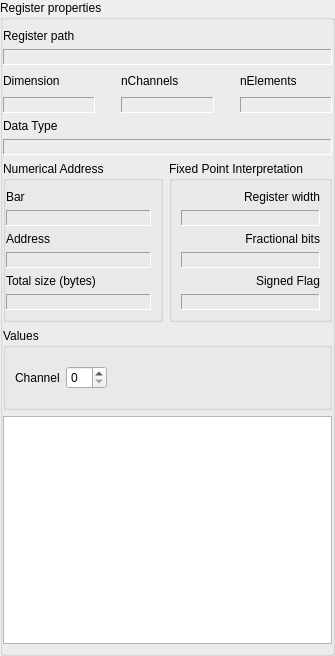
Before: the Qt Designer form src/PropertiesWidgetForm.ui in ChimeraTK/QtHardMon, drawn with Qt 5.
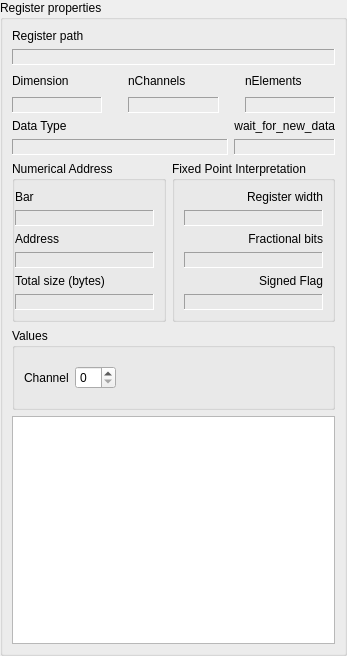
After: the same form once the commit is applied.

Commit message:
Finished wait_for_new_data features
- Show whether accessor has wait_for_new_data
- Adapt labels "Last update time" vs. "Last poll time" depending on wait_for_new _data flag
- Use wait_for_new_data instead of raw if both are available
- Only calculate average update rate for wait_for_new_data

The edit to the form file:
```diff
--- a/src/PropertiesWidgetForm.ui
+++ b/src/PropertiesWidgetForm.ui
@@ -6,7 +6,7 @@
    <rect>
     <x>0</x>
     <y>0</y>
-    <width>335</width>
+    <width>347</width>
     <height>656</height>
    </rect>
   </property>
@@ -43,13 +43,10 @@
      <property name="title">
       <string>Register properties</string>
      </property>
+     <property name="checkable">
+      <bool>false</bool>
+     </property>
      <layout class="QVBoxLayout" name="verticalLayout_4">
-      <property name="leftMargin">
-       <number>0</number>
-      </property>
-      <property name="rightMargin">
-       <number>0</number>
-      </property>
       <item>
        <widget class="QLabel" name="registerPathLabel">
         <property name="text">
@@ -197,13 +194,21 @@
        </layout>
       </item>
       <item>
+       <layout class="QGridLayout" name="gridLayout_2">
+        <item row="0" column="0">
        <widget class="QLabel" name="dataTypeLabel">
+          <property name="sizePolicy">
+           <sizepolicy hsizetype="Expanding" vsizetype="Preferred">
+            <horstretch>0</horstretch>
+            <verstretch>0</verstretch>
+           </sizepolicy>
+          </property>
         <property name="text">
          <string>Data Type</string>
         </property>
        </widget>
       </item>
-      <item>
+        <item row="1" column="0">
        <widget class="QLabel" name="dataTypeDisplay">
         <property name="frameShape">
          <enum>QFrame::Panel</enum>
@@ -216,6 +221,43 @@
         </property>
        </widget>
       </item>
+        <item row="0" column="1">
+         <widget class="QLabel" name="wait_for_new_dataLabel">
+          <property name="sizePolicy">
+           <sizepolicy hsizetype="Preferred" vsizetype="Preferred">
+            <horstretch>0</horstretch>
+            <verstretch>0</verstretch>
+           </sizepolicy>
+          </property>
+          <property name="text">
+           <string>wait_for_new_data</string>
+          </property>
+          <property name="alignment">
+           <set>Qt::AlignRight|Qt::AlignTrailing|Qt::AlignVCenter</set>
+          </property>
+         </widget>
+        </item>
+        <item row="1" column="1">
+         <widget class="QLabel" name="wait_for_new_dataDisplay">
+          <property name="sizePolicy">
+           <sizepolicy hsizetype="Preferred" vsizetype="Preferred">
+            <horstretch>0</horstretch>
+            <verstretch>0</verstretch>
+           </sizepolicy>
+          </property>
+          <property name="frameShape">
+           <enum>QFrame::Panel</enum>
+          </property>
+          <property name="frameShadow">
+           <enum>QFrame::Sunken</enum>
+          </property>
+          <property name="alignment">
+           <set>Qt::AlignRight|Qt::AlignTrailing|Qt::AlignVCenter</set>
+          </property>
+         </widget>
+        </item>
+       </layout>
+      </item>
       <item>
        <layout class="QHBoxLayout" name="horizontalLayout">
         <item>
```
Left out of the diff: 4 changed lines with no effect on the pictures. Lines whose indentation alone changed are shown as unchanged. The commit also changes 8 other files.
